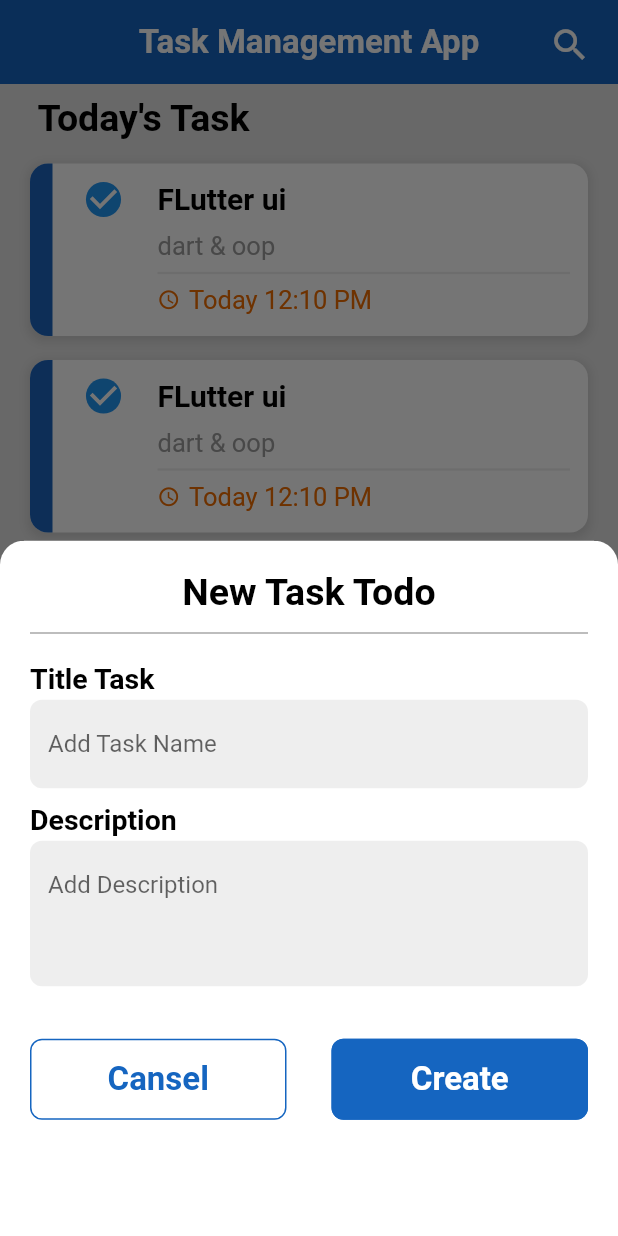
After one commit to islamashraf2003/Task-Managment-App, a Flutter app: the screen it shows after launch, after a tap on the "add" icon, on a phone screen of 412 x 824 dp. The commit adds this screen. Run offline on Flutter 3.47's test engine with Material 2 defaults, Android fonts, the phone set to English and light mode, and no system bars; our stand-ins replace bloc, hive, hive_flutter; accounts and stored records are empty.

Commit message:
add task state

```diff
--- /dev/null
+++ b/lib/Bloc/add_task_cubit/bloc/add_task_bloc.dart
@@ -0,0 +1,13 @@
+import 'package:bloc/bloc.dart';
+import 'package:meta/meta.dart';
+
+part 'add_task_event.dart';
+part 'add_task_state.dart';
+
+class AddTaskBloc extends Bloc<AddTaskEvent, AddTaskState> {
+  AddTaskBloc() : super(AddTaskInitial()) {
+    on<AddTaskEvent>((event, emit) {
+      // TODO: implement event handler
+    });
+  }
+}
--- /dev/null
+++ b/lib/Bloc/add_task_cubit/bloc/add_task_event.dart
@@ -0,0 +1,4 @@
+part of 'add_task_bloc.dart';
+
+@immutable
+class AddTaskEvent {}
--- a/lib/Views/edit_note_view.dart
+++ b/lib/Views/edit_note_view.dart
@@ -2,7 +2,7 @@
 
 import '../Widgets/custom_elevetad_buttom.dart';
 import '../Widgets/custom_icon.dart';
-import '../Widgets/custom_textt_filed.dart';
+import '../Widgets/custom_text_filed.dart';
 
 class EditNoteView extends StatelessWidget {
   const EditNoteView({super.key});
@@ -48,7 +48,7 @@
               ),
             ),
             const SizedBox(height: 3),
-            CutomTextFiled(
+            CutomTextFormFiled(
               hintText: 'Add Task Name',
               maxLines: 1,
             ),
@@ -64,7 +64,7 @@
               ),
             ),
             const SizedBox(height: 3),
-            CutomTextFiled(
+            CutomTextFormFiled(
               hintText: 'Add Description',
               maxLines: 3,
             ),
--- /dev/null
+++ b/lib/Widgets/add_task_form.dart
@@ -0,0 +1,139 @@
+import 'package:flutter/cupertino.dart';
+import 'package:flutter/material.dart';
+
+import 'custom_elevetad_buttom.dart';
+import 'custom_text_filed.dart';
+
+class AddTaskForm extends StatefulWidget {
+  AddTaskForm({
+    super.key,
+  });
+
+  @override
+  State<AddTaskForm> createState() => _AddTaskFormState();
+}
+
+class _AddTaskFormState extends State<AddTaskForm> {
+  String? title, subTitle;
+
+  final GlobalKey<FormState> formKey = GlobalKey();
+
+  AutovalidateMode autovalidateMode = AutovalidateMode.disabled;
+
+  @override
+  Widget build(BuildContext context) {
+    return Form(
+      key: formKey,
+      autovalidateMode: autovalidateMode,
+      child: Container(
+        height: MediaQuery.of(context).size.height * 0.82,
+        decoration: BoxDecoration(
+          color: Colors.white,
+          borderRadius: BorderRadius.circular(16),
+        ),
+        child: Padding(
+          padding: const EdgeInsets.symmetric(horizontal: 20),
+          child: Column(
+            crossAxisAlignment: CrossAxisAlignment.start,
+            children: [
+              const SizedBox(
+                height: 20,
+              ),
+              const Center(
+                child: Text(
+                  'New Task Todo',
+                  maxLines: 1,
+                  overflow: TextOverflow.ellipsis,
+                  style: TextStyle(
+                    color: Colors.black,
+                    fontWeight: FontWeight.bold,
+                    fontSize: 25,
+                  ),
+                ),
+              ),
+              const Divider(
+                height: 25,
+                thickness: .9,
+                color: Colors.grey,
+              ),
+              const SizedBox(height: 7),
+              const Text(
+                'Title Task',
+                maxLines: 1,
+                overflow: TextOverflow.ellipsis,
+                style: TextStyle(
+                  color: Colors.black,
+                  fontWeight: FontWeight.bold,
+                  fontSize: 19,
+                ),
+              ),
+              const SizedBox(height: 3),
+              CutomTextFormFiled(
+                hintText: 'Add Task Name',
+                maxLines: 1,
+                onSaved: (data) {
+                  if (data?.isNotEmpty ?? true) {
+                    title = data;
+                  }
+                },
+              ),
+              const SizedBox(height: 10),
+              const Text(
+                'Description',
+                maxLines: 1,
+                overflow: TextOverflow.ellipsis,
+                style: TextStyle(
+                  color: Colors.black,
+                  fontWeight: FontWeight.bold,
+                  fontSize: 19,
+                ),
+              ),
+              const SizedBox(height: 3),
+              CutomTextFormFiled(
+                hintText: 'Add Description',
+                maxLines: 3,
+                onSaved: (data) {
+                  if (data?.isNotEmpty ?? true) {
+                    subTitle = data;
+                  }
+                },
+              ),
+              const SizedBox(height: 35),
+              Row(
+                children: [
+                  Expanded(
+                    child: customElevetedButton(
+                      textName: 'Cansel',
+                      color: Colors.blue.shade800,
+                      backgroundColor: Colors.white,
+                      foregroundColor: Colors.blue.shade800,
+                      onPressed: () => Navigator.pop(context),
+                    ),
+                  ),
+                  const SizedBox(
+                    width: 30,
+                  ),
+                  Expanded(
+                    child: customElevetedButton(
+                      backgroundColor: Colors.blue.shade800,
+                      foregroundColor: Colors.white,
+                      textName: 'Create',
+                      onPressed: () {
+                        if (formKey.currentState!.validate()) {
+                          formKey.currentState!.save();
+                        } else {
+                          autovalidateMode = AutovalidateMode.always;
+                          setState(() {});
+                        }
+                      },
+                    ),
+                  ),
+                ],
+              ),
+            ],
+          ),
+        ),
+      ),
+    );
+  }
+}
--- a/lib/Widgets/tasks_list_widget.dart
+++ b/lib/Widgets/tasks_list_widget.dart
@@ -11,7 +11,7 @@
   Widget build(BuildContext context) {
     return SliverList(
         delegate: SliverChildBuilderDelegate(
-      childCount: 10,
+      childCount: 4,
       (context, index) {
         return CustomTask(
           title: 'FLutter ui',
--- a/pubspec.yaml
+++ b/pubspec.yaml
@@ -38,6 +38,7 @@
   hive: ^2.2.3
   hive_generator: ^2.0.1
   hive_flutter: ^1.1.0
+  bloc: ^8.1.2
 
 
 dev_dependencies:
```
Also changed, not shown: lib/Bloc/add_task_cubit/bloc/add_task_state.dart (added, +16 -0 lines), lib/Widgets/add_note_bottome_sheet.dart (+2 -94 lines), lib/Widgets/custom_text_filed.dart (renamed from lib/Widgets/custom_textt_filed.dart, +12 -4 lines), pubspec.lock.
